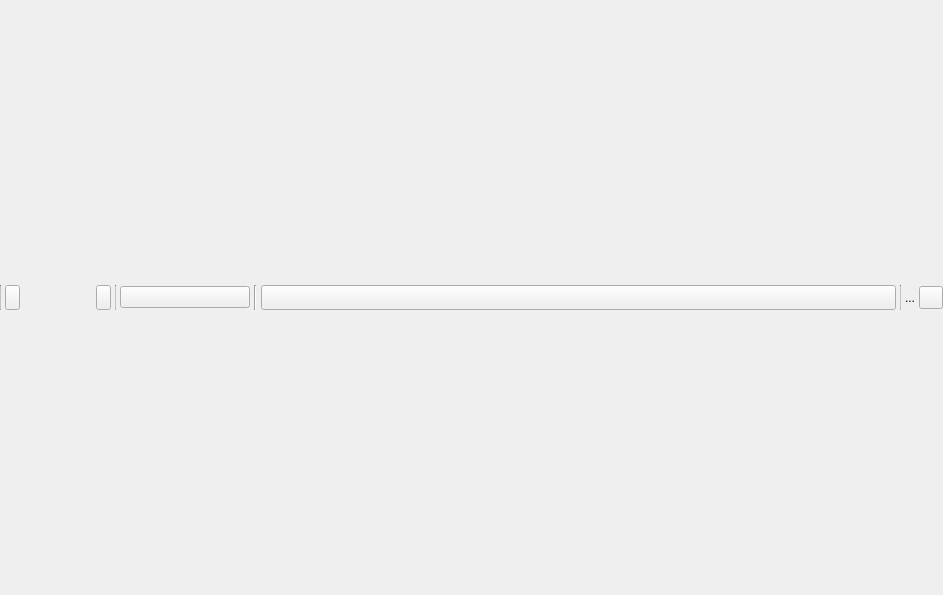
The window that library/tulip-gui/designer/WorkspacePanel.ui (vadivelselvaraj/TulipGLImprovement) describes before a commit, drawn with Qt 5.
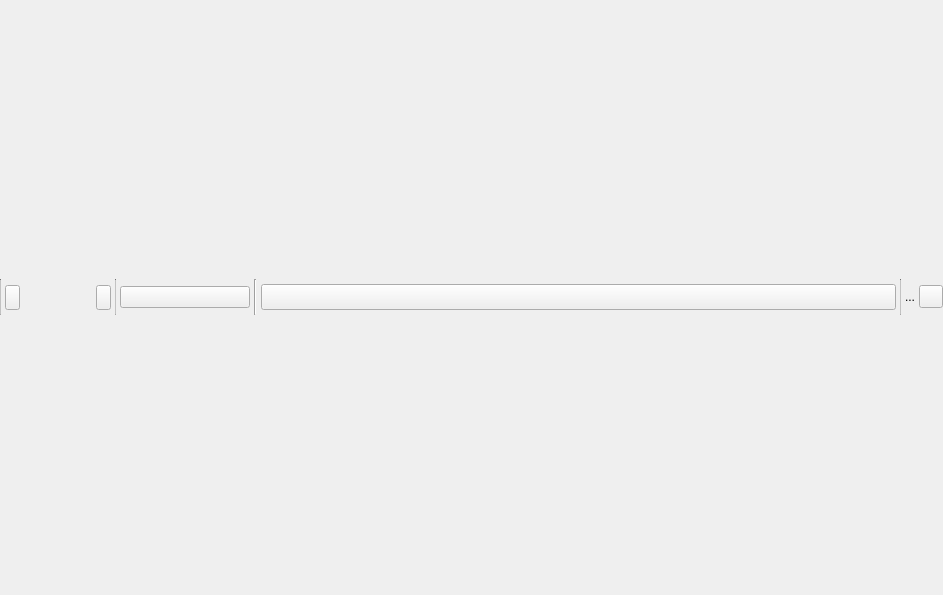
The same window after the commit. Icons and pictures are not drawn. Custom widgets are drawn as their Qt base class.

Commit message: ensure correct display of interactors buttons on MacOS

The edit to the form file:
```diff
--- a/library/tulip-gui/designer/WorkspacePanel.ui
+++ b/library/tulip-gui/designer/WorkspacePanel.ui
@@ -37,7 +37,7 @@
      <property name="maximumSize">
       <size>
        <width>16777215</width>
-       <height>25</height>
+       <height>36</height>
       </size>
      </property>
      <property name="styleSheet">
```
